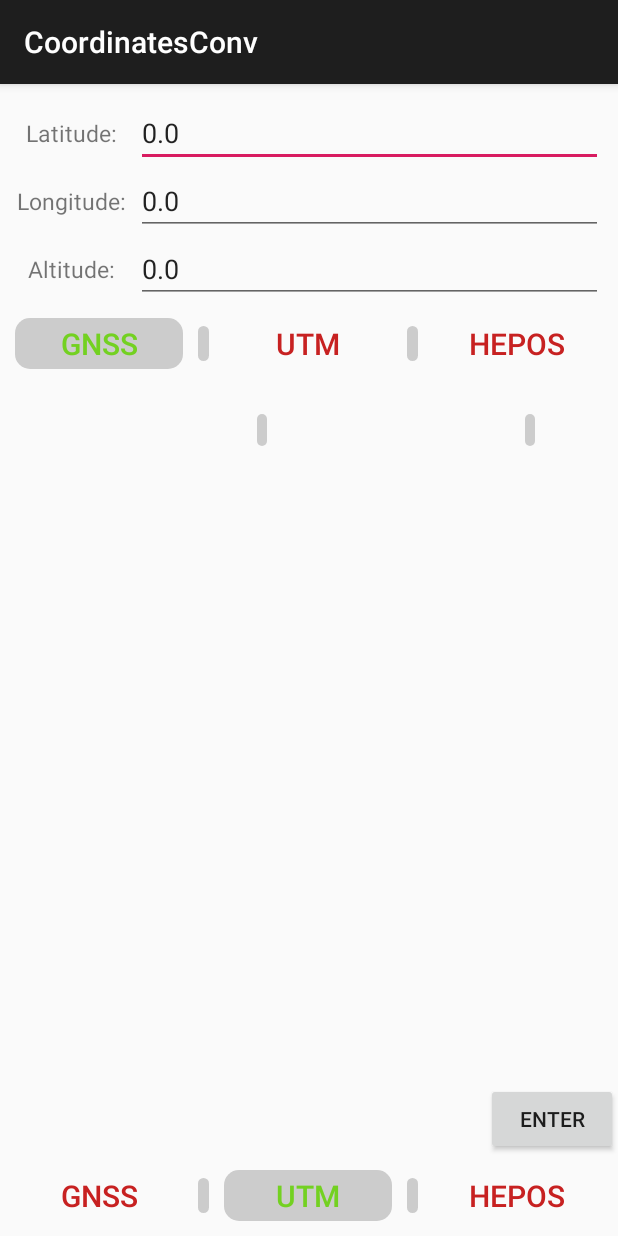
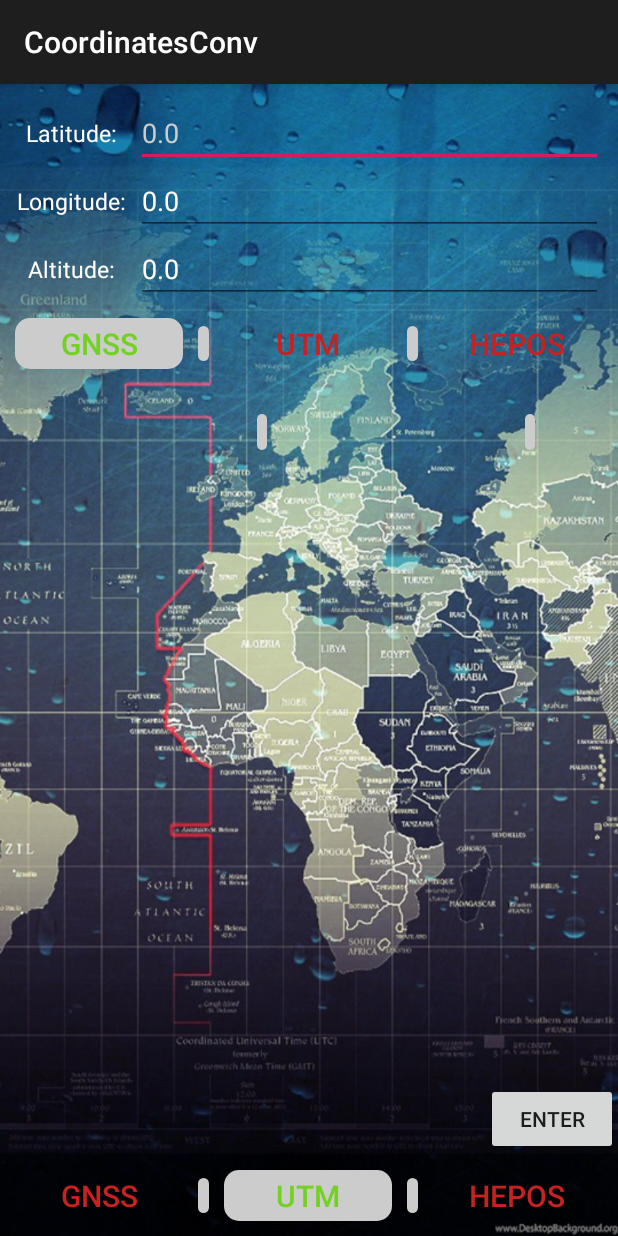
Before and after one commit to ifDroids/CoordinatesConverter, an Android app: the screen it shows after launch (MainActivity), on a phone screen of 412 x 824 dp. Run offline under Robolectric (Android 15) with nearby library versions, the phone set to English and light mode, and no system bars; our stand-ins replace ButterKnife.

Commit message:
project: set backround image and change text color

```diff
--- a/app/src/main/res/layout/activity_input_inputs.xml
+++ b/app/src/main/res/layout/activity_input_inputs.xml
@@ -17,6 +17,7 @@
             android:layout_width="75dp"
             android:layout_height="match_parent"
             android:text="@string/input_latitude"
+            android:textColor="@color/wh_white"
             android:layout_marginStart="10dp"
             android:layout_marginEnd="5dp"
             android:textSize="15sp"
@@ -28,6 +29,7 @@
             android:layout_height="match_parent"
             android:layout_marginEnd="10dp"
             android:importantForAutofill="no"
+            android:textColor="@color/white_60"
             android:inputType="text"
             tools:ignore="LabelFor" />
     </LinearLayout>
@@ -43,6 +45,7 @@
             android:id="@+id/input_cor_text_lon"
             android:layout_width="75dp"
             android:layout_height="match_parent"
+            android:textColor="@color/wh_white"
             android:text="@string/input_longitude"
             android:layout_marginStart="10dp"
             android:layout_marginEnd="5dp"
@@ -53,6 +56,7 @@
             android:id="@+id/input_long"
             android:layout_width="match_parent"
             android:layout_height="match_parent"
+            android:textColor="@color/wh_white"
             android:layout_marginEnd="10dp"
             android:importantForAutofill="no"
             android:inputType="text"
@@ -71,6 +75,7 @@
             android:id="@+id/input_cor_text_alt"
             android:layout_width="75dp"
             android:layout_height="match_parent"
+            android:textColor="@color/wh_white"
             android:text="@string/input_altitude"
             android:layout_marginStart="10dp"
             android:layout_marginEnd="5dp"
@@ -81,6 +86,7 @@
             android:id="@+id/input_alt"
             android:layout_width="match_parent"
             android:layout_height="match_parent"
+            android:textColor="@color/wh_white"
             android:layout_marginEnd="10dp"
             android:importantForAutofill="no"
             android:inputType="text"
@@ -96,6 +102,7 @@
         <TextView
             android:layout_width="75dp"
             android:layout_height="match_parent"
+            android:textColor="@color/wh_white"
             android:text="Zone"
             android:layout_marginStart="10dp"
             android:layout_marginEnd="5dp"
@@ -115,6 +122,7 @@
                 android:id="@+id/input_zone"
                 android:layout_width="match_parent"
                 android:layout_height="match_parent"
+                android:textColor="@color/wh_white"
                 android:layout_weight="1"
                 android:layout_marginEnd="10dp"
                 android:importantForAutofill="no"
@@ -123,6 +131,7 @@
             <TextView
                 android:layout_width="match_parent"
                 android:layout_height="match_parent"
+                android:textColor="@color/wh_white"
                 android:layout_weight="1"
                 android:text="Letter"
                 android:gravity="center"/>
@@ -131,6 +140,7 @@
                 android:id="@+id/input_letter"
                 android:layout_width="match_parent"
                 android:layout_height="match_parent"
+                android:textColor="@color/wh_white"
                 android:layout_weight="1"
                 android:layout_marginEnd="10dp"
                 android:importantForAutofill="no"
--- a/app/src/main/res/layout/activity_main.xml
+++ b/app/src/main/res/layout/activity_main.xml
@@ -1,6 +1,7 @@
 <?xml version="1.0" encoding="utf-8"?>
 <androidx.constraintlayout.widget.ConstraintLayout xmlns:android="http://schemas.android.com/apk/res/android"
     xmlns:app="http://schemas.android.com/apk/res-auto"
+    android:background="@drawable/mapbckr"
     android:id="@+id/container"
     android:layout_width="match_parent"
     android:layout_height="match_parent"
--- a/app/src/main/res/layout/activity_output_outputs.xml
+++ b/app/src/main/res/layout/activity_output_outputs.xml
@@ -9,8 +9,9 @@
         android:id="@+id/utm_x_output"
         android:layout_width="0dp"
         android:layout_height="wrap_content"
+        android:textColor="@color/wh_white"
         android:layout_weight="1.25"
-        android:textSize="15sp"
+        android:textSize="17sp"
         android:gravity="center" />
 
     <View
@@ -24,14 +25,16 @@
         android:id="@+id/utm_y_output"
         android:layout_width="0dp"
         android:layout_height="match_parent"
+        android:textColor="@color/wh_white"
         android:layout_weight="1.25"
-        android:textSize="15sp"
+        android:textSize="17sp"
         android:gravity="center" />
 
     <View
         android:id="@+id/utm_zone_boundaries"
         android:layout_width="0dp"
         android:layout_height="match_parent"
+        android:textColor="@color/wh_white"
         android:layout_weight="0.05"
         android:background="@drawable/round_frame_bar_separator"/>
 
@@ -39,8 +42,9 @@
         android:id="@+id/utm_zone_output"
         android:layout_width="0dp"
         android:layout_height="match_parent"
+        android:textColor="@color/wh_white"
         android:layout_weight="0.3"
-        android:textSize="15sp"
+        android:textSize="17sp"
         android:gravity="center" />
 
 
--- a/app/src/main/res/values/colors.xml
+++ b/app/src/main/res/values/colors.xml
@@ -6,4 +6,6 @@
     <color name="white_60">#cccccc</color>
     <color name="green">#73D121</color>
     <color name="red">#C72121</color>
+    <color name="black">#000000</color>
+    <color name="wh_white">#FFFEFD</color>
 </resources>
```
Also changed, not shown: app/src/main/res/drawable/mapbckr.png (added).
